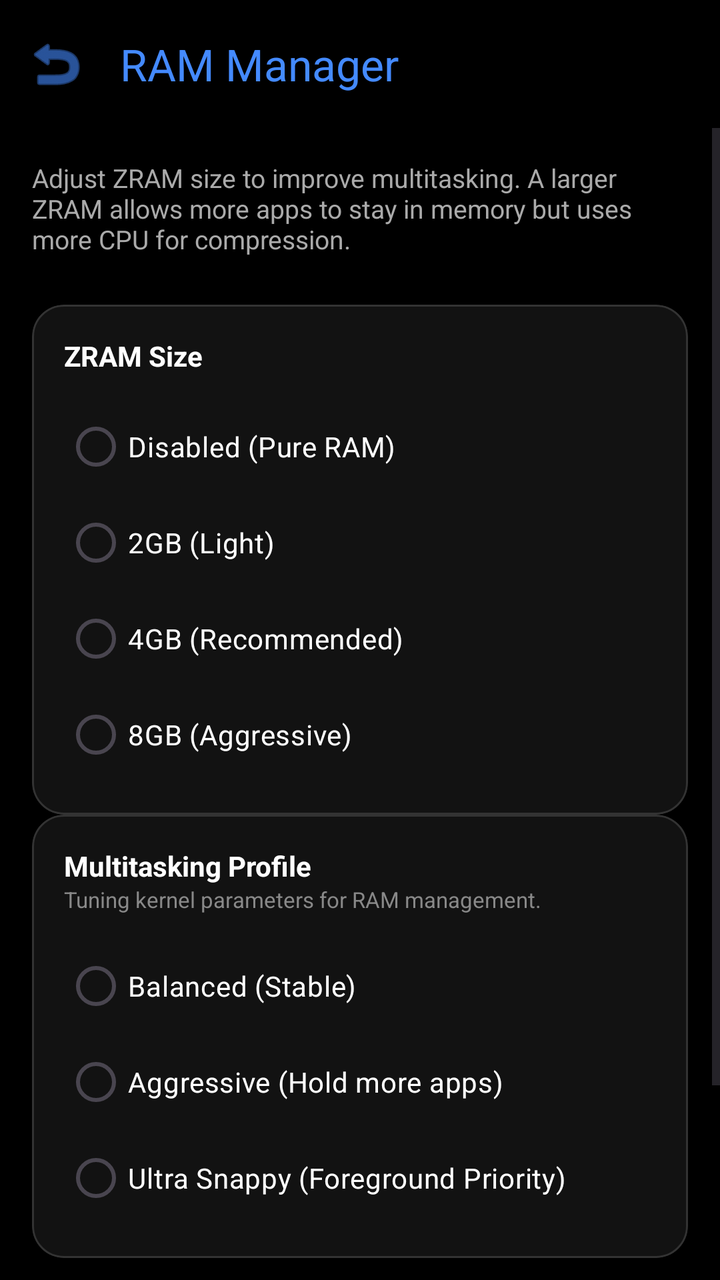
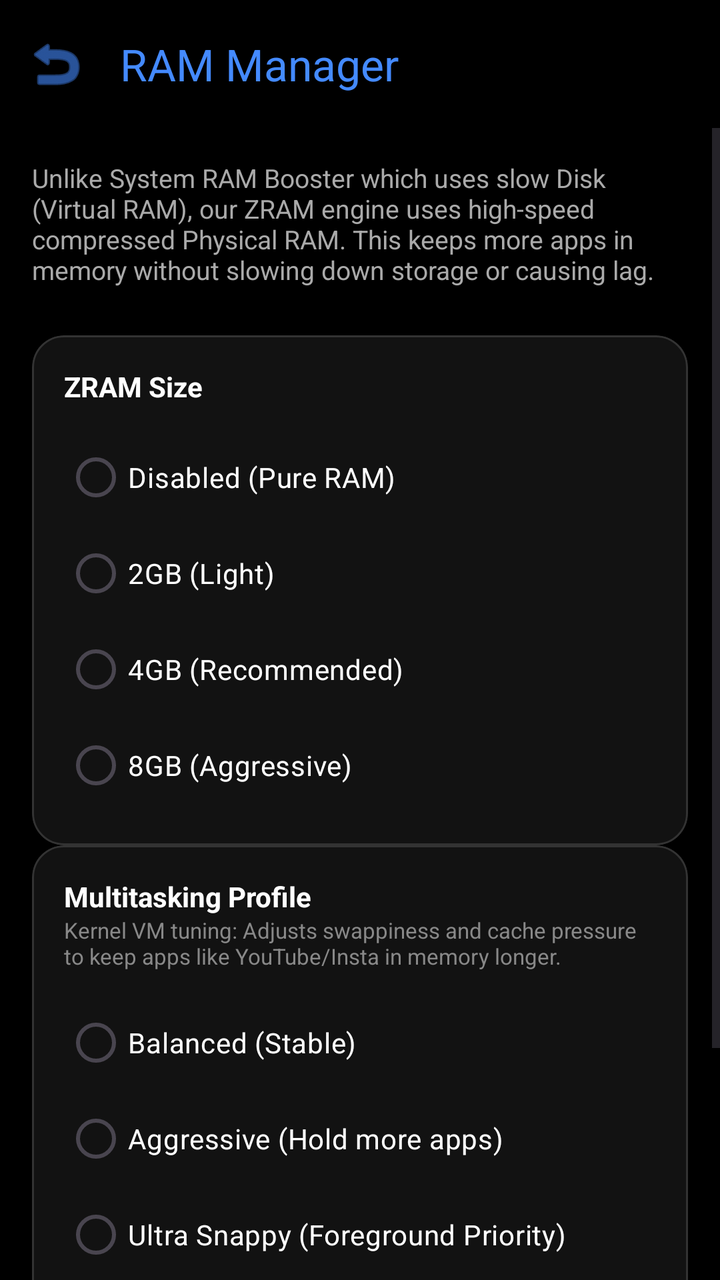

Screens rendered from an Android XML layout before and after an edit, with the pre-edit source and the edit as a unified diff.
<!-- AndroidManifest.xml: activity theme Theme.PhoneControl -->
<!-- res/layout/activity_ram.xml -->
<?xml version="1.0" encoding="utf-8"?>
<LinearLayout xmlns:android="http://schemas.android.com/apk/res/android"
    xmlns:app="http://schemas.android.com/apk/res-auto"
    android:layout_width="match_parent"
    android:layout_height="match_parent"
    android:orientation="vertical"
    android:background="@android:color/black"
    android:fitsSystemWindows="true">

    <com.google.android.material.appbar.MaterialToolbar
        android:id="@+id/toolbarRam"
        android:layout_width="match_parent"
        android:layout_height="?attr/actionBarSize"
        app:title="RAM Manager"
        app:titleTextColor="@color/color_ram"
        app:navigationIcon="@android:drawable/ic_menu_revert"
        app:navigationIconTint="@color/color_ram" />

    <ScrollView android:layout_width="match_parent" android:layout_height="match_parent">
        <LinearLayout android:layout_width="match_parent" android:layout_height="wrap_content" android:orientation="vertical" android:padding="16dp">

            <TextView android:layout_width="match_parent" android:layout_height="wrap_content"
                android:text="Adjust ZRAM size to improve multitasking. A larger ZRAM allows more apps to stay in memory but uses more CPU for compression."
                android:textColor="#AAAAAA" android:textSize="13sp" android:layout_marginBottom="24dp" />

            <com.google.android.material.card.MaterialCardView
                android:layout_width="match_parent" android:layout_height="wrap_content"
                app:cardCornerRadius="16dp" app:cardBackgroundColor="#121212" app:strokeWidth="1dp" app:strokeColor="#333333">
                <LinearLayout android:layout_width="match_parent" android:layout_height="wrap_content" android:orientation="vertical" android:padding="16dp">
                    <TextView android:layout_width="wrap_content" android:layout_height="wrap_content" android:text="ZRAM Size" android:textColor="#FFFFFF" android:textStyle="bold" />
                    <RadioGroup android:id="@+id/rgZramSize" android:layout_width="match_parent" android:layout_height="wrap_content" android:layout_marginTop="12dp">
                        <RadioButton android:id="@+id/rbZramOff" android:layout_width="match_parent" android:layout_height="wrap_content" android:text="Disabled (Pure RAM)" android:textColor="#FFFFFF" android:buttonTint="@color/color_ram" />
                        <RadioButton android:id="@+id/rbZram2G" android:layout_width="match_parent" android:layout_height="wrap_content" android:text="2GB (Light)" android:textColor="#FFFFFF" android:buttonTint="@color/color_ram" />
                        <RadioButton android:id="@+id/rbZram4G" android:layout_width="match_parent" android:layout_height="wrap_content" android:text="4GB (Recommended)" android:textColor="#FFFFFF" android:buttonTint="@color/color_ram" />
                        <RadioButton android:id="@+id/rbZram8G" android:layout_width="match_parent" android:layout_height="wrap_content" android:text="8GB (Aggressive)" android:textColor="#FFFFFF" android:buttonTint="@color/color_ram" />
                    </RadioGroup>
                </LinearLayout>
            </com.google.android.material.card.MaterialCardView>

            <com.google.android.material.card.MaterialCardView
                android:layout_width="match_parent" android:layout_height="wrap_content" android:layout_marginBottom="24dp"
                app:cardCornerRadius="16dp" app:cardBackgroundColor="#121212" app:strokeWidth="1dp" app:strokeColor="#333333">
                <LinearLayout android:layout_width="match_parent" android:layout_height="wrap_content" android:orientation="vertical" android:padding="16dp">
                    <TextView android:layout_width="wrap_content" android:layout_height="wrap_content" android:text="Multitasking Profile" android:textColor="#FFFFFF" android:textStyle="bold" />
                    <TextView android:layout_width="wrap_content" android:layout_height="wrap_content" android:text="Tuning kernel parameters for RAM management." android:textColor="#888888" android:textSize="11sp" />
                    <RadioGroup android:id="@+id/rgRamProfile" android:layout_width="match_parent" android:layout_height="wrap_content" android:layout_marginTop="12dp">
                        <RadioButton android:id="@+id/rbProfileBalance" android:layout_width="match_parent" android:layout_height="wrap_content" android:text="Balanced (Stable)" android:textColor="#FFFFFF" android:buttonTint="@color/color_ram" />
                        <RadioButton android:id="@+id/rbProfileMultitasking" android:layout_width="match_parent" android:layout_height="wrap_content" android:text="Aggressive (Hold more apps)" android:textColor="#FFFFFF" android:buttonTint="@color/color_ram" />
                        <RadioButton android:id="@+id/rbProfilePerformance" android:layout_width="match_parent" android:layout_height="wrap_content" android:text="Ultra Snappy (Foreground Priority)" android:textColor="#FFFFFF" android:buttonTint="@color/color_ram" />
                    </RadioGroup>
                </LinearLayout>
            </com.google.android.material.card.MaterialCardView>

            <com.google.android.material.button.MaterialButton
                android:id="@+id/btnApplyRam"
                android:layout_width="match_parent" android:layout_height="64dp"
                android:layout_marginTop="24dp" android:text="APPLY RAM SETTINGS"
                android:textColor="@android:color/black" android:textStyle="bold"
                app:backgroundTint="@color/color_ram" app:cornerRadius="8dp" />

        </LinearLayout>
    </ScrollView>
</LinearLayout>
<!-- resources referenced by this layout -->
<resources>
  <color name="color_ram">#448AFF</color>
  <style name="Theme.PhoneControl" parent="Theme.Material3.DayNight.NoActionBar">
          
          <item name="colorPrimary">@color/purple_500</item>
          <item name="colorPrimaryVariant">@color/purple_700</item>
          <item name="colorOnPrimary">@color/white</item>
          
          <item name="colorSecondary">@color/teal_200</item>
          <item name="colorSecondaryVariant">@color/teal_700</item>
          <item name="colorOnSecondary">@color/black</item>
          
          <item name="android:statusBarColor">@android:color/black</item>
          <item name="android:windowLightStatusBar" tools:targetApi="m">false</item>
          
          
          
      </style>
  <color name="purple_500">#FF6200EE</color>
  <color name="purple_700">#FF3700B3</color>
  <color name="white">#FFFFFFFF</color>
  <color name="teal_200">#FF03DAC5</color>
  <color name="teal_700">#FF018786</color>
  <color name="black">#FF000000</color>
</resources>

<!-- the commit's change to res/layout/activity_ram.xml (unified diff, before → after) -->
@@ -20,7 +20,7 @@
         <LinearLayout android:layout_width="match_parent" android:layout_height="wrap_content" android:orientation="vertical" android:padding="16dp">
 
             <TextView android:layout_width="match_parent" android:layout_height="wrap_content"
-                android:text="Adjust ZRAM size to improve multitasking. A larger ZRAM allows more apps to stay in memory but uses more CPU for compression."
+                android:text="Unlike System RAM Booster which uses slow Disk (Virtual RAM), our ZRAM engine uses high-speed compressed Physical RAM. This keeps more apps in memory without slowing down storage or causing lag."
                 android:textColor="#AAAAAA" android:textSize="13sp" android:layout_marginBottom="24dp" />
 
             <com.google.android.material.card.MaterialCardView
@@ -42,7 +42,7 @@
                 app:cardCornerRadius="16dp" app:cardBackgroundColor="#121212" app:strokeWidth="1dp" app:strokeColor="#333333">
                 <LinearLayout android:layout_width="match_parent" android:layout_height="wrap_content" android:orientation="vertical" android:padding="16dp">
                     <TextView android:layout_width="wrap_content" android:layout_height="wrap_content" android:text="Multitasking Profile" android:textColor="#FFFFFF" android:textStyle="bold" />
-                    <TextView android:layout_width="wrap_content" android:layout_height="wrap_content" android:text="Tuning kernel parameters for RAM management." android:textColor="#888888" android:textSize="11sp" />
+                    <TextView android:layout_width="wrap_content" android:layout_height="wrap_content" android:text="Kernel VM tuning: Adjusts swappiness and cache pressure to keep apps like YouTube/Insta in memory longer." android:textColor="#888888" android:textSize="11sp" />
                     <RadioGroup android:id="@+id/rgRamProfile" android:layout_width="match_parent" android:layout_height="wrap_content" android:layout_marginTop="12dp">
                         <RadioButton android:id="@+id/rbProfileBalance" android:layout_width="match_parent" android:layout_height="wrap_content" android:text="Balanced (Stable)" android:textColor="#FFFFFF" android:buttonTint="@color/color_ram" />
                         <RadioButton android:id="@+id/rbProfileMultitasking" android:layout_width="match_parent" android:layout_height="wrap_content" android:text="Aggressive (Hold more apps)" android:textColor="#FFFFFF" android:buttonTint="@color/color_ram" />
